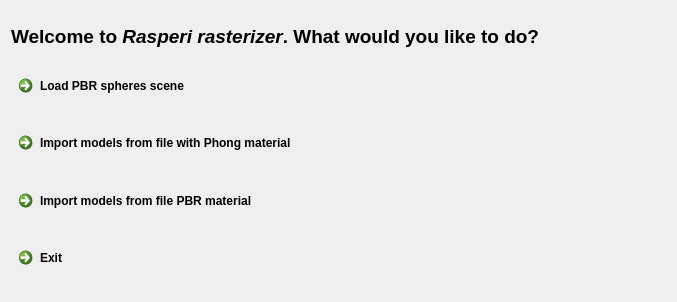
This is src/rasperi_landing_dialog.ui in kuumies/rasperi as Qt 5 draws it before an edit. The edited form follows.
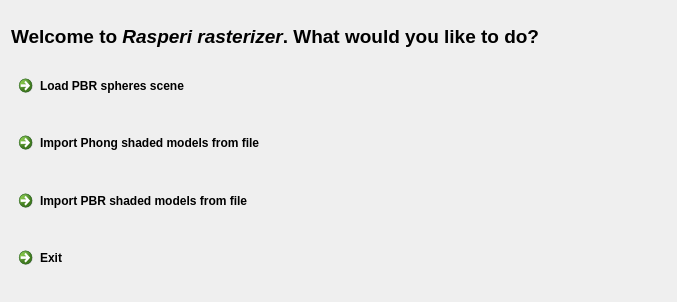
This is the edited form. Icons and pictures are not drawn.

The edit to the form file:
```diff
--- a/src/rasperi_landing_dialog.ui
+++ b/src/rasperi_landing_dialog.ui
@@ -41,7 +41,7 @@
    <item>
     <widget class="QCommandLinkButton" name="commandLinkButtonImportPhong">
      <property name="text">
-      <string>Import models from file with Phong material</string>
+      <string>Import Phong shaded models from file</string>
      </property>
      <property name="icon">
       <iconset>
@@ -58,7 +58,7 @@
    <item>
     <widget class="QCommandLinkButton" name="commandLinkButtonImportPbr">
      <property name="text">
-      <string>Import models from file PBR material</string>
+      <string>Import PBR shaded models from file</string>
      </property>
      <property name="icon">
       <iconset>
```
